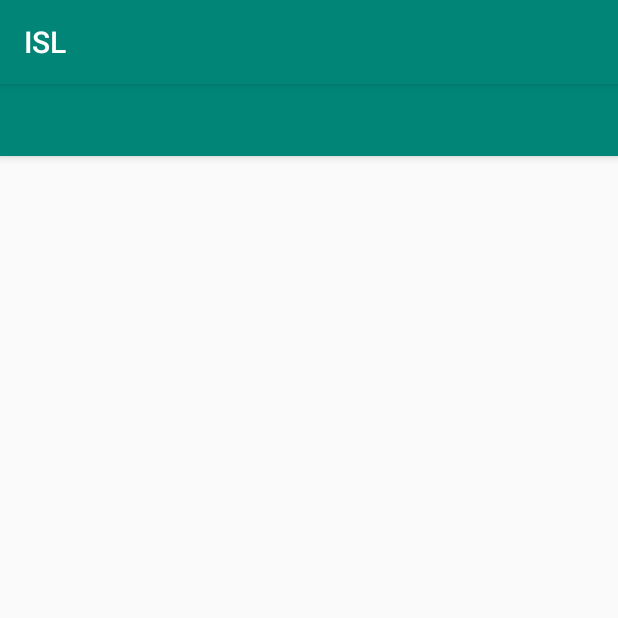
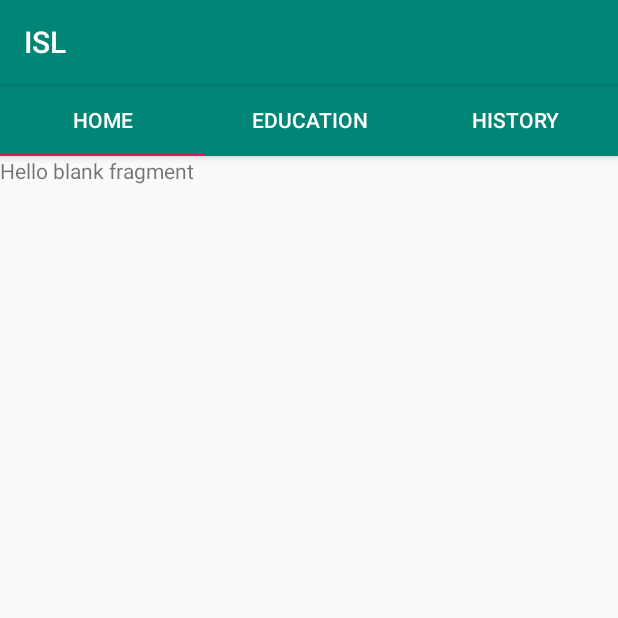
Before and after one commit to IronClad1607/Dhyaani-Indian-Sign-Language-Translator, an Android app: the screen it shows after launch (HomeActivity), on a phone screen of 412 x 824 dp, the top half of it. Run offline under Robolectric (Android 15) with nearby library versions, the phone set to English and light mode, and no system bars.

Commit message:
Tab Layout added

```diff
--- a/app/src/main/AndroidManifest.xml
+++ b/app/src/main/AndroidManifest.xml
@@ -9,8 +9,8 @@
         android:roundIcon="@mipmap/ic_launcher_round"
         android:supportsRtl="true"
         android:theme="@style/AppTheme">
-        <activity android:name=".HomeActivity"></activity>
-        <activity android:name=".MainActivity">
+        <activity android:name=".activities.HomeActivity"></activity>
+        <activity android:name=".activities.MainActivity">
             <intent-filter>
                 <action android:name="android.intent.action.MAIN" />
 
--- /dev/null
+++ b/app/src/main/java/com/systemtron/isl/activities/HomeActivity.kt
@@ -0,0 +1,48 @@
+package com.systemtron.isl.activities
+
+import androidx.appcompat.app.AppCompatActivity
+import android.os.Bundle
+import androidx.viewpager.widget.ViewPager
+import com.google.android.material.tabs.TabLayout
+import com.systemtron.isl.R
+import com.systemtron.isl.adapter.ViewPagerAdapter
+
+class HomeActivity : AppCompatActivity() {
+
+    var tabLayout: TabLayout? = null
+    var viewPager: ViewPager? = null
+
+    override fun onCreate(savedInstanceState: Bundle?) {
+        super.onCreate(savedInstanceState)
+        setContentView(R.layout.activity_home)
+
+
+        tabLayout = findViewById(R.id.tabLayout)
+        viewPager = findViewById(R.id.vpMain)
+
+        tabLayout!!.addTab(tabLayout!!.newTab().setText("Home"))
+        tabLayout!!.addTab(tabLayout!!.newTab().setText("Education"))
+        tabLayout!!.addTab(tabLayout!!.newTab().setText("History"))
+
+        tabLayout!!.tabGravity = TabLayout.GRAVITY_FILL
+
+        val adapter = ViewPagerAdapter(supportFragmentManager, tabLayout!!.tabCount)
+        viewPager!!.adapter = adapter
+
+        viewPager!!.addOnPageChangeListener(TabLayout.TabLayoutOnPageChangeListener(tabLayout))
+
+        tabLayout!!.addOnTabSelectedListener(object : TabLayout.OnTabSelectedListener {
+            override fun onTabReselected(tab: TabLayout.Tab?) {
+                viewPager!!.currentItem = tab!!.position
+            }
+
+            override fun onTabUnselected(tab: TabLayout.Tab?) {
+            }
+
+            override fun onTabSelected(tab: TabLayout.Tab?) {
+                viewPager!!.currentItem = tab!!.position
+            }
+
+        })
+    }
+}
--- a/app/src/main/java/com/systemtron/isl/MainActivity.kt
+++ b/app/src/main/java/com/systemtron/isl/activities/MainActivity.kt
@@ -1,9 +1,10 @@
-package com.systemtron.isl
+package com.systemtron.isl.activities
 
 import android.content.Intent
 import androidx.appcompat.app.AppCompatActivity
 import android.os.Bundle
 import android.os.Handler
+import com.systemtron.isl.R
 
 class MainActivity : AppCompatActivity() {
 
--- /dev/null
+++ b/app/src/main/java/com/systemtron/isl/adapter/ViewPagerAdapter.kt
@@ -0,0 +1,23 @@
+package com.systemtron.isl.adapter
+
+import androidx.fragment.app.Fragment
+import androidx.fragment.app.FragmentManager
+import androidx.fragment.app.FragmentPagerAdapter
+import com.systemtron.isl.fragments.EduFragment
+import com.systemtron.isl.fragments.HistoryFragment
+import com.systemtron.isl.fragments.HomeFragment
+
+class ViewPagerAdapter(fragmentManager: FragmentManager, private var totalTabs: Int) :
+    FragmentPagerAdapter(fragmentManager) {
+    override fun getItem(position: Int): Fragment {
+        return when (position) {
+            0 -> HomeFragment()
+            1 -> EduFragment()
+            2 -> HistoryFragment()
+            else -> Fragment()
+        }
+    }
+
+    override fun getCount() = totalTabs
+
+}
--- /dev/null
+++ b/app/src/main/java/com/systemtron/isl/fragments/EduFragment.kt
@@ -0,0 +1,21 @@
+package com.systemtron.isl.fragments
+
+import android.os.Bundle
+import android.view.LayoutInflater
+import android.view.View
+import android.view.ViewGroup
+import androidx.fragment.app.Fragment
+import com.systemtron.isl.R
+
+class EduFragment : Fragment() {
+
+    override fun onCreateView(
+        inflater: LayoutInflater, container: ViewGroup?,
+        savedInstanceState: Bundle?
+    ): View? {
+        // Inflate the layout for this fragment
+        return inflater.inflate(R.layout.fragment_home, container, false)
+    }
+
+
+}
--- /dev/null
+++ b/app/src/main/java/com/systemtron/isl/fragments/HomeFragment.kt
@@ -0,0 +1,26 @@
+package com.systemtron.isl.fragments
+
+
+import android.os.Bundle
+import androidx.fragment.app.Fragment
+import android.view.LayoutInflater
+import android.view.View
+import android.view.ViewGroup
+
+import com.systemtron.isl.R
+
+/**
+ * A simple [Fragment] subclass.
+ */
+class HomeFragment : Fragment() {
+
+    override fun onCreateView(
+        inflater: LayoutInflater, container: ViewGroup?,
+        savedInstanceState: Bundle?
+    ): View? {
+        // Inflate the layout for this fragment
+        return inflater.inflate(R.layout.fragment_home, container, false)
+    }
+
+
+}
--- a/app/src/main/res/layout/activity_home.xml
+++ b/app/src/main/res/layout/activity_home.xml
@@ -5,7 +5,7 @@
     android:layout_width="match_parent"
     android:layout_height="match_parent"
     android:orientation="vertical"
-    tools:context=".HomeActivity">
+    tools:context=".activities.HomeActivity">
 
     <com.google.android.material.appbar.AppBarLayout
         android:layout_width="match_parent"
--- a/app/src/main/res/layout/activity_main.xml
+++ b/app/src/main/res/layout/activity_main.xml
@@ -4,7 +4,7 @@
     xmlns:tools="http://schemas.android.com/tools"
     android:layout_width="match_parent"
     android:layout_height="match_parent"
-    tools:context=".MainActivity">
+    tools:context=".activities.MainActivity">
 
     <TextView
         android:layout_width="wrap_content"
--- /dev/null
+++ b/app/src/main/res/layout/fragment_home.xml
@@ -0,0 +1,14 @@
+<?xml version="1.0" encoding="utf-8"?>
+<FrameLayout xmlns:android="http://schemas.android.com/apk/res/android"
+    xmlns:tools="http://schemas.android.com/tools"
+    android:layout_width="match_parent"
+    android:layout_height="match_parent"
+    tools:context=".fragments.HomeFragment">
+
+    <!-- TODO: Update blank fragment layout -->
+    <TextView
+        android:layout_width="match_parent"
+        android:layout_height="match_parent"
+        android:text="@string/hello_blank_fragment" />
+
+</FrameLayout>
--- a/app/src/main/res/values/strings.xml
+++ b/app/src/main/res/values/strings.xml
@@ -1,3 +1,6 @@
 <resources>
     <string name="app_name">ISL</string>
+
+    <!-- TODO: Remove or change this placeholder text -->
+    <string name="hello_blank_fragment">Hello blank fragment</string>
 </resources>
```
Also changed, not shown: app/src/main/java/com/systemtron/isl/HomeActivity.kt (deleted, +0 -12 lines), app/src/main/java/com/systemtron/isl/fragments/HistoryFragment.kt (added, +26 -0 lines), app/src/main/res/layout/fragment_edu.xml (added, +14 -0 lines), app/src/main/res/layout/fragment_history.xml (added, +14 -0 lines).
